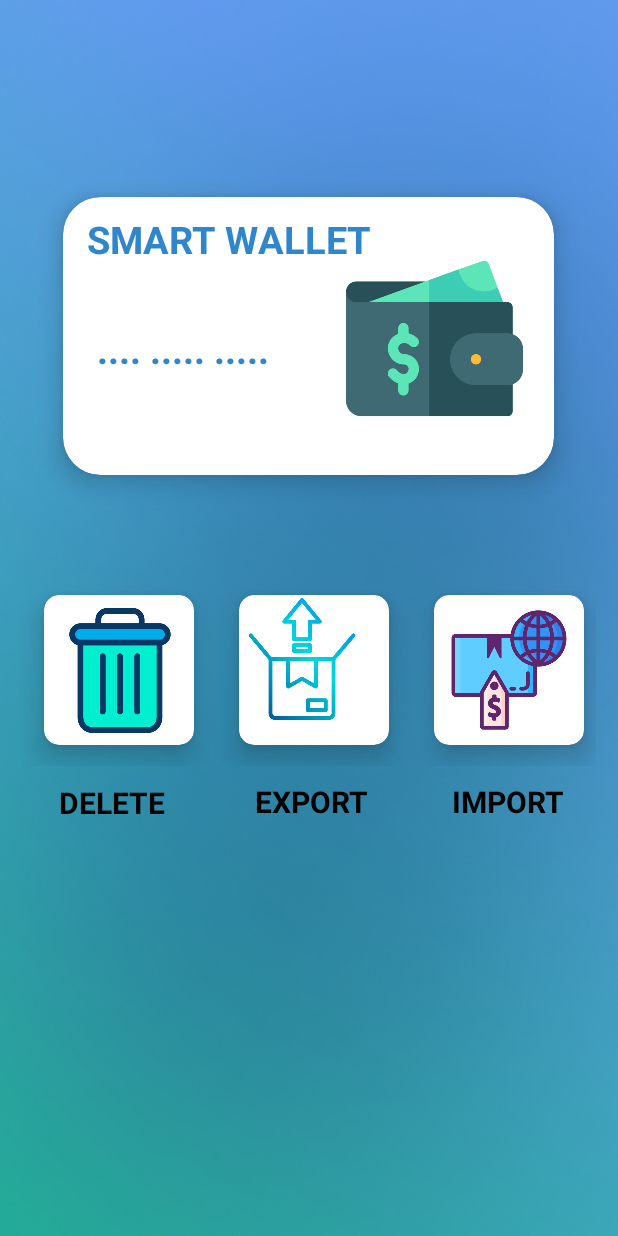
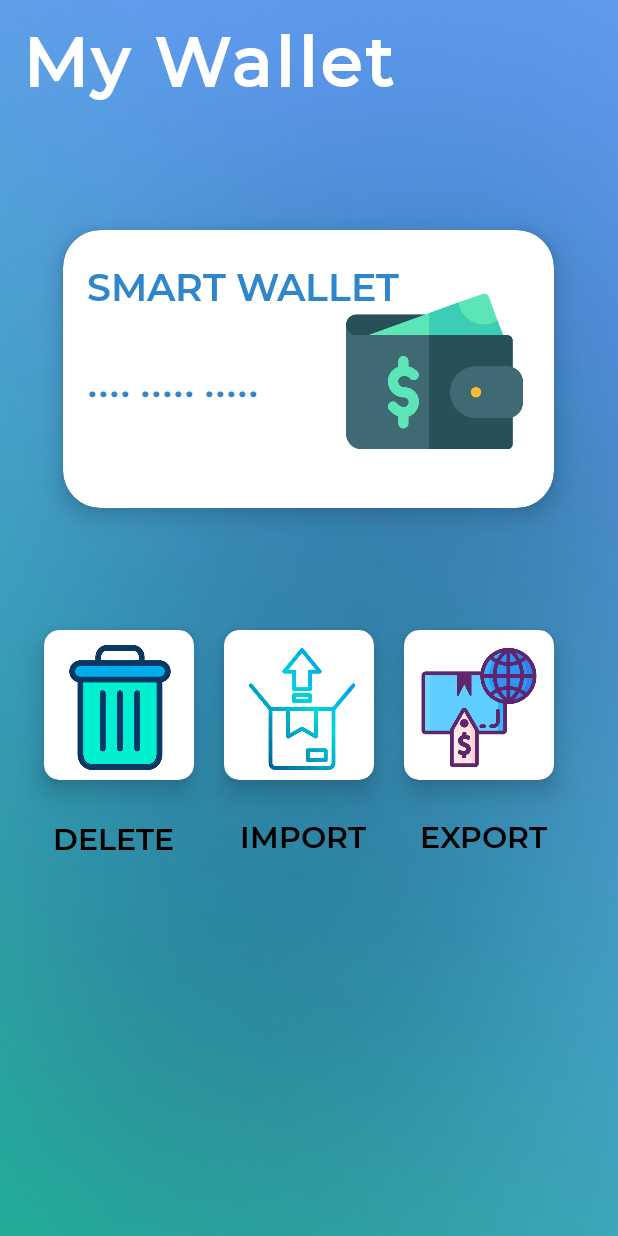
Before and after one commit to BeautifulStack/GreenCoinApp, an Android app: the Wallet screen opened directly, with no data from a screen before it, on a phone screen of 412 x 824 dp. Run offline under Robolectric (Android 15) with nearby library versions, the light colour scheme and no system bars.

Commit message:
Change font to montsterrat

```diff
--- a/app/src/main/res/layout/activity_generatewallet.xml
+++ b/app/src/main/res/layout/activity_generatewallet.xml
@@ -66,6 +66,7 @@
                         android:layout_marginLeft="64dp"
                         android:layout_marginBottom="108dp"
                         android:text="GENERATE"
+                        android:fontFamily="@font/montbold"
                         app:backgroundTint="#2FADE6"
                         app:cornerRadius="30dp"
                         app:layout_constraintBottom_toBottomOf="parent"
@@ -79,8 +80,9 @@
                         android:layout_marginTop="5dp"
                         android:layout_marginBottom="5dp"
                         android:text="Started to Donate"
+                        android:fontFamily="@font/montmedium"
                         android:textColor="@color/black"
-                        android:textSize="35sp"
+                        android:textSize="30sp"
                         android:textStyle="bold"
                         app:layout_constraintBottom_toBottomOf="parent"
                         app:layout_constraintStart_toStartOf="parent"
@@ -95,6 +97,7 @@
                         android:layout_marginTop="5dp"
                         android:layout_marginBottom="5dp"
                         android:text="Green Coins"
+                        android:fontFamily="@font/montsemibold"
                         android:textColor="@color/black"
                         android:textSize="35sp"
                         android:textStyle="bold"
--- a/app/src/main/res/layout/activity_main.xml
+++ b/app/src/main/res/layout/activity_main.xml
@@ -21,6 +21,7 @@
             android:layout_width="wrap_content"
             android:layout_height="wrap_content"
             android:text="Welcome Back !"
+            android:fontFamily="@font/montmedium"
             android:textSize="30dp"
             android:textColor="#fff" />
 
@@ -60,6 +61,7 @@
                 android:layout_marginLeft="15dp"
                 android:layout_marginTop="24dp"
                 android:text="GREEN COINS CARD"
+                android:fontFamily="@font/montsemibold"
                 android:textColor="@color/white"
                 android:textSize="22sp"
                 android:textStyle="bold"
@@ -73,6 +75,7 @@
                 android:layout_marginStart="15dp"
                 android:layout_marginLeft="15dp"
                 android:layout_marginTop="62dp"
+                android:fontFamily="@font/montmedium"
                 android:letterSpacing="0.02"
                 android:text="Balance"
                 android:textColor="@color/white"
@@ -86,7 +89,7 @@
                 android:layout_marginStart="15dp"
                 android:layout_marginLeft="15dp"
                 android:layout_marginTop="100dp"
-                android:fontFamily="sans-serif-condensed-medium"
+                android:fontFamily="@font/montsemibold"
                 android:letterSpacing="0.02"
                 android:text="4,785,45 Coins"
                 android:textColor="@color/white"
@@ -112,6 +115,7 @@
             android:layout_marginLeft="15dp"
             android:layout_marginTop="20dp"
             android:text="Featured"
+            android:fontFamily="@font/montsemibold"
             android:textColor="@color/black"
             android:textSize="25sp"
             android:textStyle="bold"
@@ -175,6 +179,7 @@
                         android:layout_marginLeft="52dp"
                         android:layout_marginBottom="1dp"
                         android:text="Send"
+                        android:fontFamily="@font/montmedium"
                         android:textColor="@color/black"
                         android:textSize="20sp"
                         android:textStyle="bold"
@@ -189,6 +194,7 @@
                         android:layout_marginLeft="88dp"
                         android:layout_marginTop="163dp"
                         android:text="Bills"
+                        android:fontFamily="@font/montmedium"
                         android:textColor="@color/black"
                         android:textSize="20sp"
                         android:textStyle="bold"
@@ -203,6 +209,7 @@
                         android:layout_marginLeft="210dp"
                         android:layout_marginTop="162dp"
                         android:text="Wallet"
+                        android:fontFamily="@font/montmedium"
                         android:textColor="@color/black"
                         android:textSize="20sp"
                         android:textStyle="bold"
--- a/app/src/main/res/layout/activity_wallet.xml
+++ b/app/src/main/res/layout/activity_wallet.xml
@@ -11,47 +11,83 @@
         android:layout_width="match_parent"
         android:layout_height="match_parent">
 
-        <LinearLayout
-            android:layout_width="404dp"
-            android:layout_height="117dp"
-            android:layout_marginStart="16dp"
-            android:layout_marginLeft="16dp"
-            android:layout_marginBottom="700dp"
-            android:orientation="vertical"
-            app:layout_constraintBottom_toBottomOf="parent"
-            app:layout_constraintStart_toStartOf="parent">
+        <androidx.cardview.widget.CardView
+            android:layout_width="100dp"
+            android:layout_height="100dp"
+            android:layout_marginStart="20dp"
+            android:layout_marginLeft="20dp"
+            android:layout_marginTop="81dp"
+            app:cardBackgroundColor="#FFFFFF"
+            app:cardCornerRadius="10dp"
+            app:cardElevation="10dp"
+            app:layout_constraintStart_toEndOf="@+id/cardView"
+            app:layout_constraintTop_toBottomOf="@+id/wallet">
 
-            <androidx.constraintlayout.widget.ConstraintLayout
-                android:layout_width="match_parent"
-                android:layout_height="88dp">
+            <ImageView
+                android:id="@+id/imageView10"
+                android:layout_width="80dp"
+                android:layout_height="83dp"
+                android:layout_marginStart="10dp"
+                android:layout_marginLeft="10dp"
+                android:layout_marginTop="10dp"
+                android:layout_marginBottom="0dp"
+                android:clickable="true"
+                app:srcCompat="@drawable/impoort"
+                tools:layout_marginRight="10dp" />
 
-                <TextView
-                    android:id="@+id/textView5"
-                    android:layout_width="match_parent"
-                    android:layout_height="wrap_content"
-                    android:layout_marginStart="76dp"
-                    android:layout_marginLeft="76dp"
-                    android:layout_marginBottom="152dp"
-                    android:letterSpacing="0.05"
-                    android:text="My Wallet"
-                    android:textColor="@color/white"
-                    android:textSize="45sp"
-                    android:textStyle="bold"
-                    app:layout_constraintBottom_toBottomOf="parent"
+        </androidx.cardview.widget.CardView>
+
+        <androidx.cardview.widget.CardView
+            android:id="@+id/cardView"
+            android:layout_width="100dp"
+            android:layout_height="100dp"
+            android:layout_marginStart="20dp"
+            android:layout_marginLeft="20dp"
+            android:layout_marginTop="81dp"
+            app:cardBackgroundColor="#FFFFFF"
+            app:cardCornerRadius="10dp"
+            app:cardElevation="10dp"
+            app:layout_constraintStart_toEndOf="@+id/send"
+            app:layout_constraintTop_toBottomOf="@+id/wallet"
+            tools:ignore="MissingConstraints">
+
+            <ImageView
+                android:id="@+id/imageView8"
+                android:layout_width="84dp"
+                android:layout_height="85dp"
+                android:layout_marginStart="10dp"
+                android:layout_marginLeft="10dp"
+                android:layout_marginTop="10dp"
+                android:clickable="true"
+                app:srcCompat="@drawable/exportation" />
+
+        </androidx.cardview.widget.CardView>
+
+        <androidx.cardview.widget.CardView
+            android:id="@+id/send"
+            android:layout_width="100dp"
+            android:layout_height="100dp"
+            android:layout_marginStart="29dp"
+            android:layout_marginLeft="29dp"
+            android:layout_marginTop="81dp"
+            app:cardBackgroundColor="#FFFFFF"
+            app:cardCornerRadius="10dp"
+            app:cardElevation="10dp"
             app:layout_constraintStart_toStartOf="parent"
-                    app:layout_constraintTop_toTopOf="parent"
-                    app:layout_constraintVertical_bias="0.0" />
+            app:layout_constraintTop_toBottomOf="@+id/wallet">
 
-            </androidx.constraintlayout.widget.ConstraintLayout>
+            <ImageView
+                android:id="@+id/imageView6"
+                android:layout_width="89dp"
+                android:layout_height="83dp"
+                android:layout_marginStart="6dp"
+                android:layout_marginLeft="6dp"
+                android:layout_marginTop="10dp"
+                android:layout_marginBottom="8dp"
+                android:clickable="true"
+                app:srcCompat="@drawable/delete" />
 
-        </LinearLayout>
-
-        <androidx.constraintlayout.widget.ConstraintLayout
-            android:id="@+id/constraintLayout2"
-            android:layout_width="413dp"
-            android:layout_height="735dp"
-            app:layout_constraintBottom_toBottomOf="parent"
-            app:layout_constraintStart_toStartOf="parent">
+        </androidx.cardview.widget.CardView>
 
         <androidx.cardview.widget.CardView
             android:id="@+id/wallet"
@@ -59,31 +95,12 @@
             android:layout_height="185dp"
             android:layout_marginStart="42dp"
             android:layout_marginLeft="42dp"
-                android:layout_marginBottom="507dp"
+            android:layout_marginTop="83dp"
             app:cardBackgroundColor="#FFFFFF"
             app:cardCornerRadius="25dp"
             app:cardElevation="10dp"
-                app:layout_constraintBottom_toBottomOf="parent"
-                app:layout_constraintStart_toStartOf="parent">
-
-                <androidx.constraintlayout.widget.ConstraintLayout
-                    android:layout_width="match_parent"
-                    android:layout_height="match_parent">
-
-                    <TextView
-                        android:id="@+id/textView7"
-                        android:layout_width="wrap_content"
-                        android:layout_height="wrap_content"
-                        android:layout_marginStart="16dp"
-                        android:layout_marginLeft="16dp"
-                        android:layout_marginTop="20dp"
-                        android:text="SMART WALLET"
-                        android:textColor="#3086CA"
-                        android:textSize="25dp"
-                        android:textStyle="bold"
-                        app:layout_constraintBottom_toTopOf="@+id/imageView5"
             app:layout_constraintStart_toStartOf="parent"
-                        app:layout_constraintTop_toTopOf="parent" />
+            app:layout_constraintTop_toBottomOf="@+id/textView5">
 
             <TextView
                 android:id="@+id/textView8"
@@ -98,11 +115,6 @@
                 android:textColor="#3086CA"
                 android:textSize="25dp"
                 android:textStyle="bold"
-                        app:layout_constraintBottom_toTopOf="@+id/imageView7"
-                        app:layout_constraintEnd_toStartOf="@+id/imageView5"
-                        app:layout_constraintHorizontal_bias="0.276"
-                        app:layout_constraintStart_toStartOf="parent"
-                        app:layout_constraintTop_toTopOf="parent"
                 tools:ignore="UnknownId" />
 
             <ImageView
@@ -111,175 +123,86 @@
                 android:layout_height="118dp"
                 android:layout_marginStart="172dp"
                 android:layout_marginLeft="172dp"
+                android:layout_marginTop="35dp"
                 android:layout_marginBottom="32dp"
-                        android:src="@drawable/wallet"
-                        app:layout_constraintBottom_toBottomOf="parent"
-                        app:layout_constraintStart_toStartOf="parent" />
+                android:src="@drawable/wallet" />
 
-                </androidx.constraintlayout.widget.ConstraintLayout>
+            <TextView
+                android:id="@+id/textView7"
+                android:layout_width="wrap_content"
+                android:layout_height="wrap_content"
+                android:layout_marginStart="16dp"
+                android:layout_marginLeft="16dp"
+                android:layout_marginTop="20dp"
+                android:text="SMART WALLET"
+                android:fontFamily="@font/montsemibold"
+                android:textColor="#3086CA"
+                android:textSize="25dp"
+                android:textStyle="bold" />
+
         </androidx.cardview.widget.CardView>
 
-            <androidx.constraintlayout.widget.ConstraintLayout
-                android:id="@+id/constraintLayout3"
-                android:layout_width="404dp"
-                android:layout_height="56dp"
-                android:layout_marginStart="7dp"
-                android:layout_marginLeft="7dp"
-                android:layout_marginBottom="247dp"
-                app:layout_constraintBottom_toBottomOf="parent"
-                app:layout_constraintStart_toStartOf="parent">
+        <TextView
+            android:id="@+id/textView9"
+            android:layout_width="wrap_content"
+            android:layout_height="wrap_content"
+            android:layout_marginStart="280dp"
+            android:layout_marginLeft="280dp"
+            android:layout_marginTop="24dp"
+            android:fontFamily="@font/montsemibold"
+            android:text="EXPORT"
+            android:textColor="@color/black"
+            android:textSize="20sp"
+            android:textStyle="bold"
+            app:layout_constraintStart_toStartOf="parent"
+            app:layout_constraintTop_toBottomOf="@+id/send" />
+
+        <TextView
+            android:id="@+id/textView10"
+            android:layout_width="wrap_content"
+            android:layout_height="wrap_content"
+            android:layout_marginStart="160dp"
+            android:layout_marginLeft="160dp"
+            android:layout_marginTop="24dp"
+            android:fontFamily="@font/montsemibold"
+            android:text="IMPORT"
+            android:textColor="@color/black"
+            android:textSize="20sp"
+            android:textStyle="bold"
+            app:layout_constraintStart_toStartOf="parent"
+            app:layout_constraintTop_toBottomOf="@+id/send" />
 
         <TextView
             android:id="@+id/textView6"
             android:layout_width="wrap_content"
             android:layout_height="wrap_content"
-                    android:layout_marginStart="32dp"
-                    android:layout_marginLeft="32dp"
-                    android:layout_marginBottom="28dp"
+            android:layout_marginStart="35dp"
+            android:layout_marginLeft="35dp"
+            android:layout_marginTop="25dp"
             android:clickable="false"
+            android:fontFamily="@font/montsemibold"
             android:text="DELETE"
             android:textColor="@color/black"
             android:textSize="20sp"
             android:textStyle="bold"
-                    app:layout_constraintBottom_toBottomOf="parent"
-                    app:layout_constraintStart_toStartOf="parent" />
+            app:layout_constraintStart_toStartOf="parent"
+            app:layout_constraintTop_toBottomOf="@+id/send" />
 
         <TextView
-                    android:id="@+id/textView9"
-                    android:layout_width="wrap_content"
+            android:id="@+id/textView5"
+            android:layout_width="match_parent"
             android:layout_height="wrap_content"
-                    android:layout_marginStart="59dp"
-                    android:layout_marginLeft="59dp"
-                    android:layout_marginBottom="29dp"
-                    android:text="EXPORT"
-                    android:textColor="@color/black"
-                    android:textSize="20sp"
+            android:layout_marginStart="15dp"
+            android:layout_marginLeft="15dp"
+            android:layout_marginTop="10dp"
+            android:letterSpacing="0.05"
+            android:text="My Wallet"
+            android:fontFamily="@font/montmedium"
+            android:textColor="@color/white"
+            android:textSize="45sp"
             android:textStyle="bold"
-                    app:layout_constraintBottom_toBottomOf="parent"
-                    app:layout_constraintStart_toEndOf="@+id/textView6" />
-
-                <TextView
-                    android:id="@+id/textView10"
-                    android:layout_width="wrap_content"
-                    android:layout_height="wrap_content"
-                    android:layout_marginStart="55dp"
-                    android:layout_marginLeft="55dp"
-                    android:layout_marginBottom="29dp"
-                    android:text="IMPORT"
-                    android:textColor="@color/black"
-                    android:textSize="20sp"
-                    android:textStyle="bold"
-                    app:layout_constraintBottom_toBottomOf="parent"
-                    app:layout_constraintStart_toEndOf="@+id/textView9" />
-
-            </androidx.constraintlayout.widget.ConstraintLayout>
-
-            <androidx.constraintlayout.widget.ConstraintLayout
-                android:layout_width="393dp"
-                android:layout_height="174dp"
-                android:layout_marginStart="4dp"
-                android:layout_marginLeft="4dp"
-                android:layout_marginBottom="10dp"
-                app:layout_constraintBottom_toTopOf="@+id/constraintLayout3"
-                app:layout_constraintStart_toStartOf="parent">
-
-                <androidx.cardview.widget.CardView
-                    android:id="@+id/send"
-                    android:layout_width="100dp"
-                    android:layout_height="100dp"
-                    android:layout_marginStart="25dp"
-                    android:layout_marginLeft="25dp"
-                    android:layout_marginTop="60dp"
-                    app:cardBackgroundColor="#FFFFFF"
-                    app:cardCornerRadius="10dp"
-                    app:cardElevation="10dp"
             app:layout_constraintStart_toStartOf="parent"
-                    app:layout_constraintTop_toTopOf="parent">
-
-                    <androidx.constraintlayout.widget.ConstraintLayout
-                        android:layout_width="match_parent"
-                        android:layout_height="match_parent"
-                        android:clickable="true">
-
-                        <ImageView
-                            android:id="@+id/imageView6"
-                            android:layout_width="89dp"
-                            android:layout_height="83dp"
-                            android:layout_marginStart="6dp"
-                            android:layout_marginLeft="6dp"
-                            android:layout_marginBottom="8dp"
-                            android:clickable="true"
-                            app:layout_constraintBottom_toBottomOf="parent"
-                            app:layout_constraintStart_toStartOf="parent"
-                            app:srcCompat="@drawable/delete" />
-
-                    </androidx.constraintlayout.widget.ConstraintLayout>
-
-                </androidx.cardview.widget.CardView>
-
-                <androidx.cardview.widget.CardView
-                    android:layout_width="100dp"
-                    android:layout_height="100dp"
-                    android:layout_marginStart="155dp"
-                    android:layout_marginLeft="155dp"
-                    android:layout_marginTop="60dp"
-                    app:cardBackgroundColor="#FFFFFF"
-                    app:cardCornerRadius="10dp"
-                    app:cardElevation="10dp"
-                    app:layout_constraintStart_toStartOf="parent"
-                    app:layout_constraintTop_toTopOf="parent"
-                    tools:ignore="MissingConstraints">
-
-                    <androidx.constraintlayout.widget.ConstraintLayout
-                        android:layout_width="match_parent"
-                        android:layout_height="match_parent"
-                        android:clickable="true">
-
-                        <ImageView
-                            android:id="@+id/imageView8"
-                            android:layout_width="84dp"
-                            android:layout_height="85dp"
-                            android:clickable="true"
-                            app:srcCompat="@drawable/exportation"
-                            tools:layout_editor_absoluteX="8dp"
-                            tools:layout_editor_absoluteY="8dp" />
-                    </androidx.constraintlayout.widget.ConstraintLayout>
-                </androidx.cardview.widget.CardView>
-
-                <androidx.cardview.widget.CardView
-                    android:layout_width="100dp"
-                    android:layout_height="100dp"
-                    android:layout_marginStart="285dp"
-                    android:layout_marginLeft="285dp"
-                    android:layout_marginTop="60dp"
-                    app:cardBackgroundColor="#FFFFFF"
-                    app:cardCornerRadius="10dp"
-                    app:cardElevation="10dp"
-                    app:layout_constraintStart_toStartOf="parent"
-                    app:layout_constraintTop_toTopOf="parent">
-
-                    <androidx.constraintlayout.widget.ConstraintLayout
-                        android:layout_width="match_parent"
-                        android:layout_height="match_parent"
-                        android:clickable="true">
-
-                        <ImageView
-                            android:id="@+id/imageView10"
-                            android:layout_width="80dp"
-                            android:layout_height="81dp"
-                            android:layout_marginStart="10dp"
-                            android:layout_marginLeft="10dp"
-                            android:layout_marginBottom="9dp"
-                            android:clickable="true"
-                            app:layout_constraintBottom_toBottomOf="parent"
-                            app:layout_constraintStart_toStartOf="parent"
-                            app:srcCompat="@drawable/impoort" />
-                    </androidx.constraintlayout.widget.ConstraintLayout>
-                </androidx.cardview.widget.CardView>
-
-            </androidx.constraintlayout.widget.ConstraintLayout>
-
-        </androidx.constraintlayout.widget.ConstraintLayout>
+            app:layout_constraintTop_toTopOf="parent" />
 
     </androidx.constraintlayout.widget.ConstraintLayout>
 
--- a/app/src/main/res/layout/bills.xml
+++ b/app/src/main/res/layout/bills.xml
@@ -9,13 +9,6 @@
         android:layout_width="wrap_content"
         android:layout_height="wrap_content"
         android:layout_marginTop="10dp">
-
-        <Button
-            android:layout_width="25dp"
-            android:layout_height="25dp"
-            android:layout_marginLeft="20dp"
-            android:layout_marginTop="20dp"
-            android:background="@drawable/arrow_left"/>
 
         <ImageView
             android:layout_width="match_parent"
@@ -29,6 +22,7 @@
             android:text="My Transactions"
             android:textStyle="bold"
             android:textSize="25dp"
+            android:fontFamily="@font/montmedium"
             android:textColor="#df03082b"
             android:layout_centerHorizontal="true"
             android:layout_marginTop="15dp"/>
@@ -77,6 +71,7 @@
                 android:text="Help Covid"
                 android:textColor="#d703082b"
                 android:textSize="23dp"
+                android:fontFamily="@font/montmedium"
                 android:textStyle="bold"
                 android:layout_marginLeft="110dp"
                 android:layout_marginTop="30dp"/>
@@ -134,6 +129,7 @@
                 android:layout_width="wrap_content"
                 android:layout_height="wrap_content"
                 android:text="For Refugees and children"
+                android:fontFamily="@font/montmedium"
                 android:textColor="#6003082b"
                 android:textSize="14dp"
                 android:textStyle="bold"
@@ -183,6 +179,7 @@
                 android:layout_width="wrap_content"
                 android:layout_height="wrap_content"
                 android:text="From all kinds of disease"
+                android:fontFamily="@font/montmedium"
                 android:textColor="#6003082b"
                 android:textSize="14dp"
                 android:textStyle="bold"
@@ -232,6 +229,7 @@
                 android:layout_width="wrap_content"
                 android:layout_height="wrap_content"
                 android:text="UN Refugee Agency"
+                android:fontFamily="@font/montmedium"
                 android:textColor="#6003082b"
                 android:textSize="14dp"
                 android:textStyle="bold"
```
Lines whose indentation alone changed are shown as unchanged.
